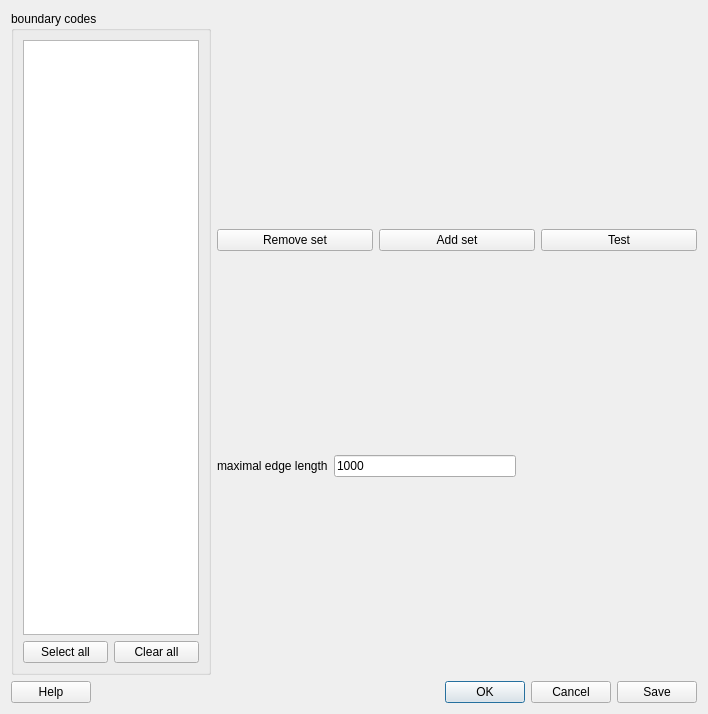
First picture: the form in src/guicreatesurfacemesh.ui, repository enGits/engrid, before the edit.
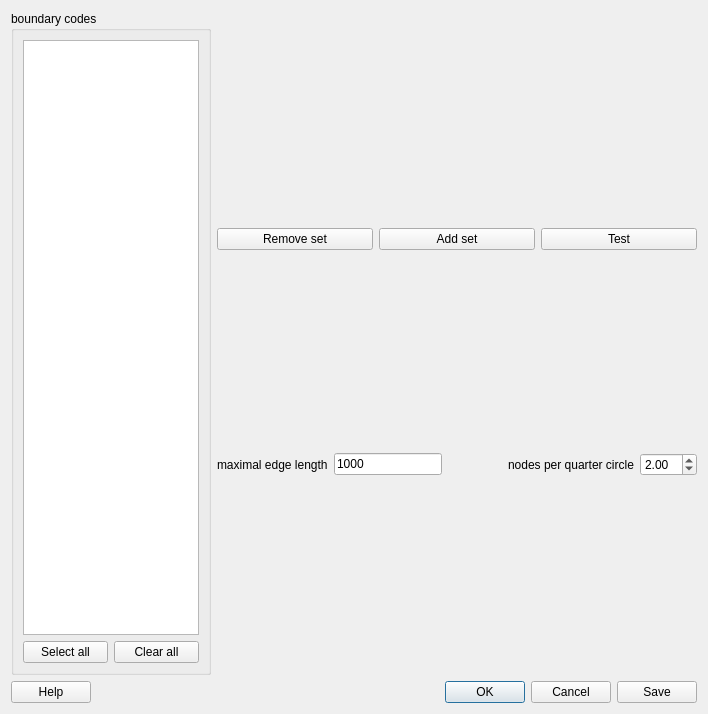
Second picture: the form after the edit. Icons and pictures are not drawn.

Commit message: started curvature criterion for edge length

What changed in the file:
```diff
--- a/src/guicreatesurfacemesh.ui
+++ b/src/guicreatesurfacemesh.ui
@@ -134,6 +134,23 @@
            </property>
           </spacer>
          </item>
+         <item>
+          <widget class="QLabel" name="label_2">
+           <property name="text">
+            <string>nodes per quarter circle</string>
+           </property>
+          </widget>
+         </item>
+         <item>
+          <widget class="QDoubleSpinBox" name="doubleSpinBoxCurvature">
+           <property name="singleStep">
+            <double>0.100000000000000</double>
+           </property>
+           <property name="value">
+            <double>2.000000000000000</double>
+           </property>
+          </widget>
+         </item>
         </layout>
        </item>
       </layout>
```
The commit also changes 1 other file.
